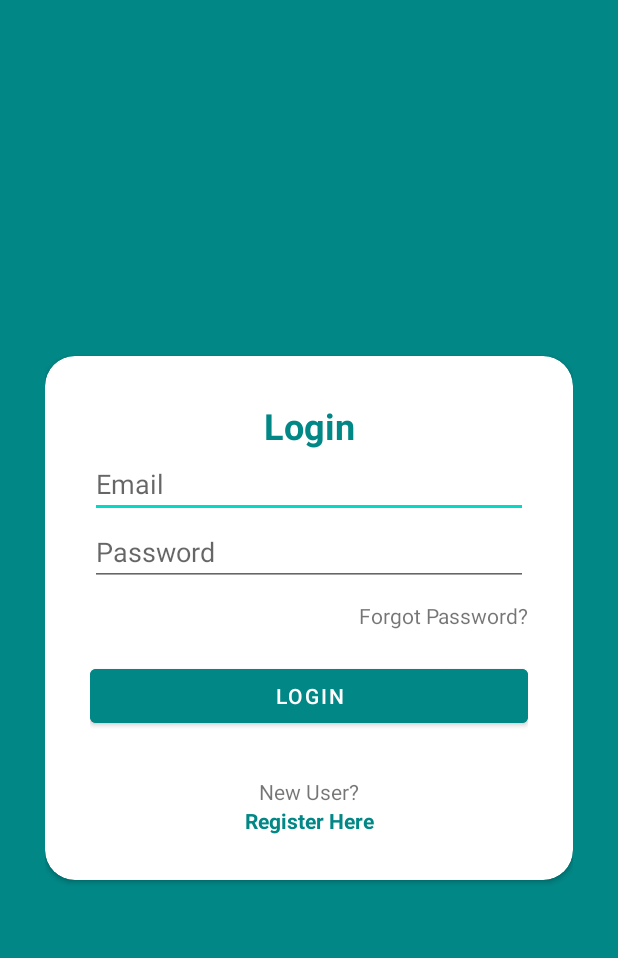
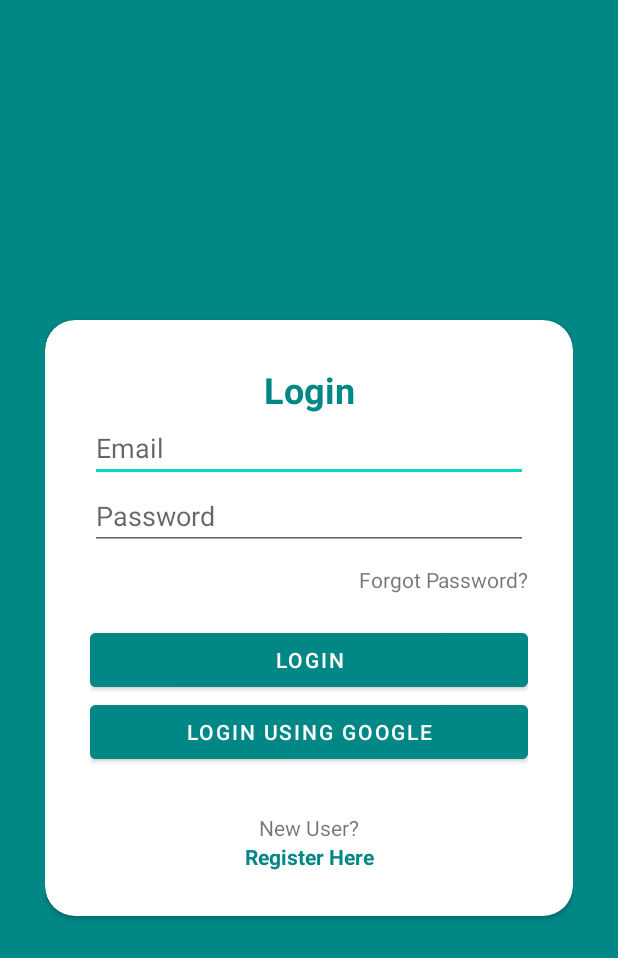
Before and after one commit to bagusrizky15/firebaseauth, an Android app: the screen it shows after launch (LoginActivity), on a phone screen of 412 x 824 dp. Shown: the top 958 px of the screen. Run offline under Robolectric (Android 15) with nearby library versions, the phone set to English and light mode, and no system bars; our stand-ins replace Firebase (no records; nobody signed in at launch, a user with empty details on screens opened directly).

Commit message:
add google login

```diff
--- a/app/build.gradle
+++ b/app/build.gradle
@@ -49,4 +49,7 @@ dependencies {
 
     implementation platform('com.google.firebase:firebase-bom:31.1.1')
     implementation 'com.google.firebase:firebase-analytics-ktx'
+
+    implementation 'com.firebaseui:firebase-ui-auth:7.2.0'
+    implementation 'com.google.android.gms:play-services-auth:20.4.0'
 }
--- a/app/src/main/res/layout/activity_login.xml
+++ b/app/src/main/res/layout/activity_login.xml
@@ -63,6 +63,13 @@
                 android:backgroundTint="@color/teal_700"
                 android:text="Login" />
 
+            <Button
+                android:id="@+id/btn_login_google"
+                android:layout_width="match_parent"
+                android:layout_height="wrap_content"
+                android:backgroundTint="@color/teal_700"
+                android:text="Login using Google" />
+
             <TextView
                 android:layout_width="match_parent"
                 android:layout_height="wrap_content"
```
Also changed, not shown: app/src/main/java/com/rivvana/firebaseauth/ui/LoginActivity.kt (+64 -0 lines).
